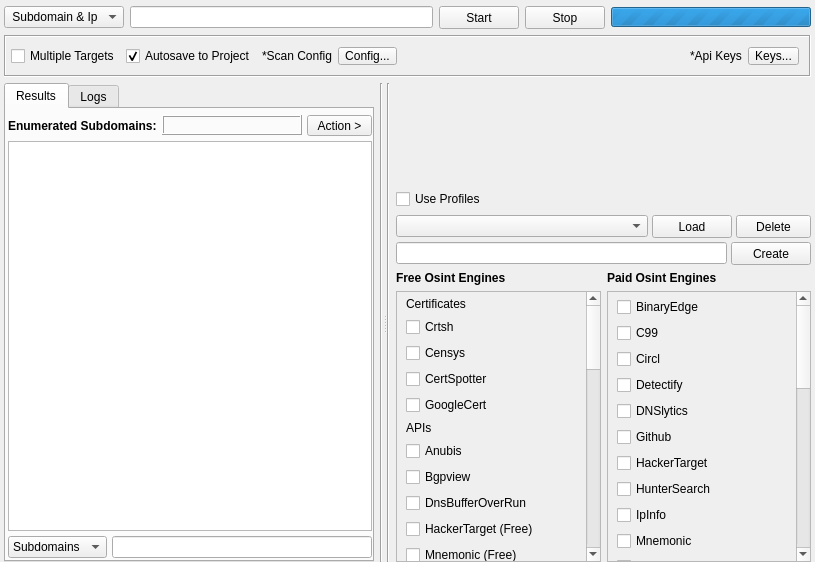
Old version of the form gui/src/engines/Osint.ui in the repository 3nock/OTE.
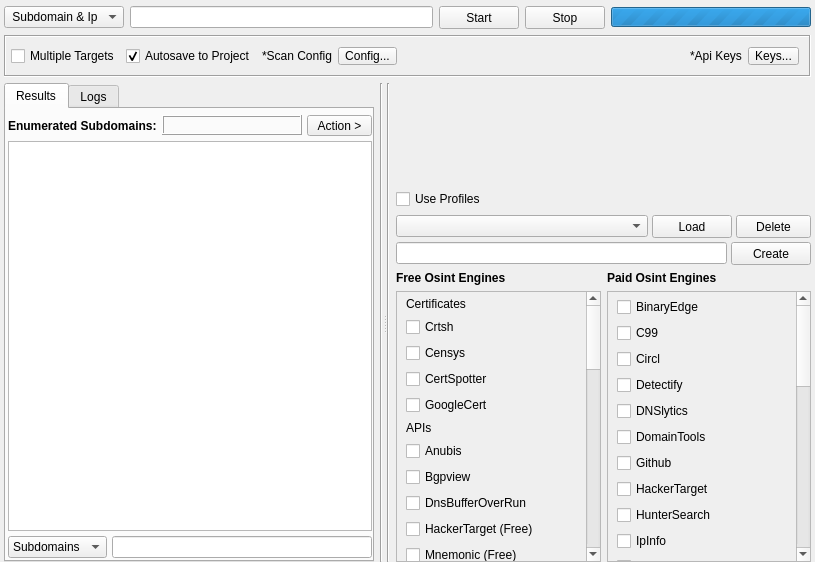
New version of the form. Custom widgets are drawn as their Qt base class.

Commit message: adding more osint modules...

```diff
--- a/gui/src/engines/Osint.ui
+++ b/gui/src/engines/Osint.ui
@@ -1250,7 +1250,7 @@
                   <x>0</x>
                   <y>0</y>
                   <width>174</width>
-                  <height>700</height>
+                  <height>723</height>
                  </rect>
                 </property>
                 <layout class="QVBoxLayout" name="verticalLayout_14">
@@ -1295,6 +1295,13 @@
                    </property>
                   </widget>
                  </item>
+                 <item>
+                  <widget class="QCheckBox" name="moduleDomainTools">
+                   <property name="text">
+                    <string>DomainTools</string>
+                   </property>
+                  </widget>
+                 </item>
                  <item>
                   <widget class="QCheckBox" name="moduleGithub">
                    <property name="text">
```
The commit also changes 11 other files.
